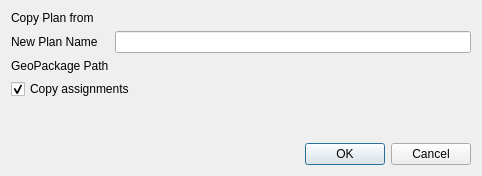
The window that ui/DlgCopyPlan.ui (couteau/qgis_redistricting) describes before a commit, drawn with Qt 5.
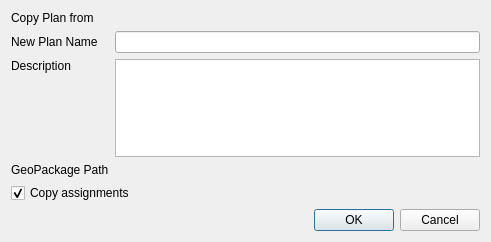
The same window after the commit. Custom widgets are drawn as their Qt base class.

Commit message: Allow editing description on plan copy

The edit to the form file:
```diff
--- a/ui/DlgCopyPlan.ui
+++ b/ui/DlgCopyPlan.ui
@@ -6,14 +6,24 @@
             <rect>
                 <x>0</x>
                 <y>0</y>
-                <width>482</width>
-                <height>176</height>
+    <width>491</width>
+    <height>242</height>
             </rect>
         </property>
         <property name="windowTitle">
             <string>Copy Redistricting Plan</string>
         </property>
         <layout class="QGridLayout" name="gridLayout">
+   <item row="4" column="0" colspan="3">
+    <widget class="QCheckBox" name="cbxCopyAssignments">
+     <property name="text">
+      <string>Copy assignments</string>
+     </property>
+     <property name="checked">
+      <bool>true</bool>
+     </property>
+    </widget>
+   </item>
             <item row="1" column="0">
                 <widget class="QLabel" name="lblPlanName">
                     <property name="text">
@@ -21,17 +31,17 @@
                     </property>
                 </widget>
             </item>
+   <item row="0" column="0" colspan="3">
+    <widget class="QLabel" name="lblSourcePlan">
+     <property name="text">
+      <string>Copy Plan from</string>
+     </property>
+    </widget>
+   </item>
             <item row="1" column="1" colspan="2">
-                <widget class="QLineEdit" name="inpPlanName" />
-            </item>
-            <item row="2" column="1" colspan="2">
-                <widget class="RdsFileWidget" name="fwGeoPackage">
-                    <property name="filter">
-                        <string notr="true">*.gpkg</string>
-                    </property>
-                </widget>
-            </item>
-            <item row="4" column="0" colspan="3">
+    <widget class="QLineEdit" name="inpPlanName"/>
+   </item>
+   <item row="5" column="0" colspan="3">
                 <spacer name="verticalSpacer">
                     <property name="orientation">
                         <enum>Qt::Vertical</enum>
@@ -44,7 +54,7 @@
                     </property>
                 </spacer>
             </item>
-            <item row="5" column="2">
+   <item row="6" column="2">
                 <widget class="QDialogButtonBox" name="buttonBox">
                     <property name="orientation">
                         <enum>Qt::Horizontal</enum>
@@ -54,24 +64,7 @@
                     </property>
                 </widget>
             </item>
-            <item row="0" column="0" colspan="3">
-                <widget class="QLabel" name="lblSourcePlan">
-                    <property name="text">
-                        <string>Copy Plan from</string>
-                    </property>
-                </widget>
-            </item>
-            <item row="3" column="0" colspan="3">
-                <widget class="QCheckBox" name="cbxCopyAssignments">
-                    <property name="text">
-                        <string>Copy assignments</string>
-                    </property>
-                    <property name="checked">
-                        <bool>true</bool>
-                    </property>
-                </widget>
-            </item>
-            <item row="2" column="0">
+   <item row="3" column="0">
                 <widget class="QLabel" name="lblGeoPackage">
                     <property name="text">
                         <string>GeoPackage Path</string>
@@ -81,6 +74,26 @@
                     </property>
                 </widget>
             </item>
+   <item row="3" column="1" colspan="2">
+    <widget class="RdsFileWidget" name="fwGeoPackage">
+     <property name="filter">
+      <string notr="true">*.gpkg</string>
+     </property>
+    </widget>
+   </item>
+   <item row="2" column="0">
+    <widget class="QLabel" name="lblDescription">
+     <property name="text">
+      <string>Description</string>
+     </property>
+     <property name="alignment">
+      <set>Qt::AlignLeading|Qt::AlignLeft|Qt::AlignTop</set>
+     </property>
+    </widget>
+   </item>
+   <item row="2" column="1" colspan="2">
+    <widget class="QPlainTextEdit" name="txtDescription"/>
+   </item>
         </layout>
     </widget>
     <customwidgets>
```
Left out of the diff: 2 changed lines with no effect on the pictures. Lines whose indentation alone changed are shown as unchanged. The commit also changes 4 other files.
